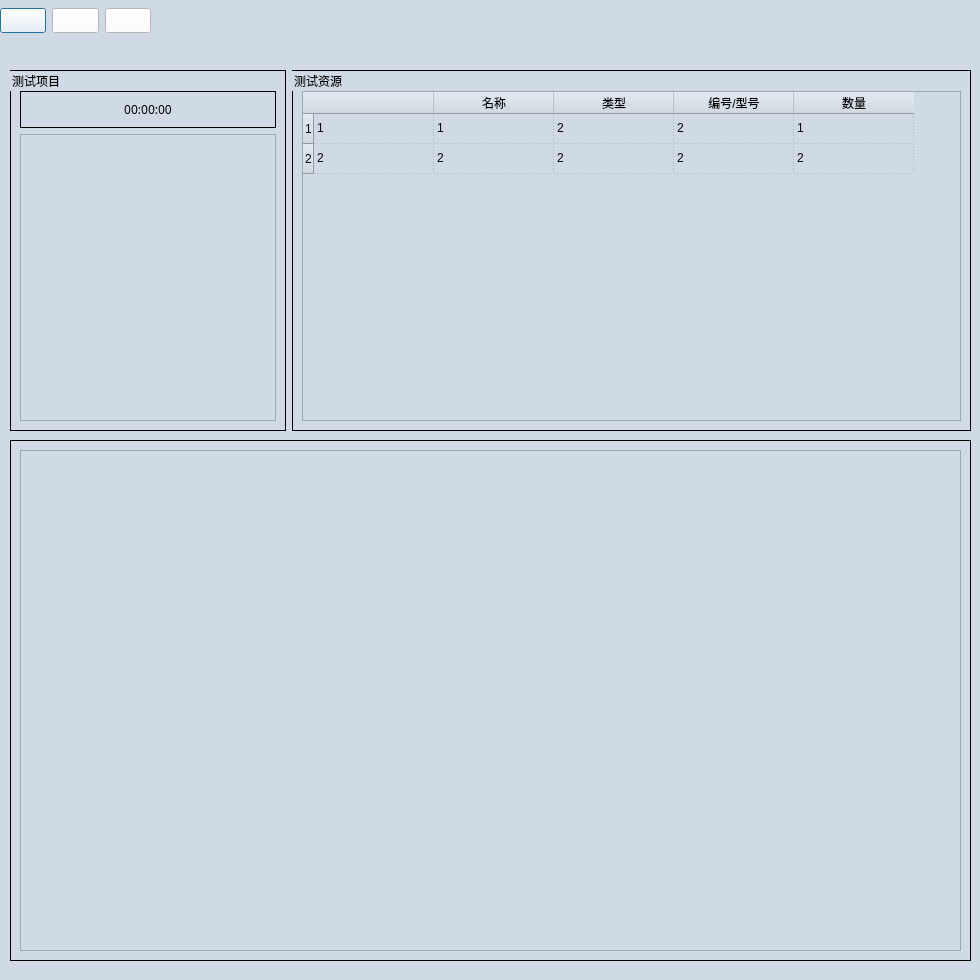
Old version of the form ui/ecom-ns-2/ECOM_NS2_MAIN.ui in the repository gaoxingyu-hub/HUA54testframework.
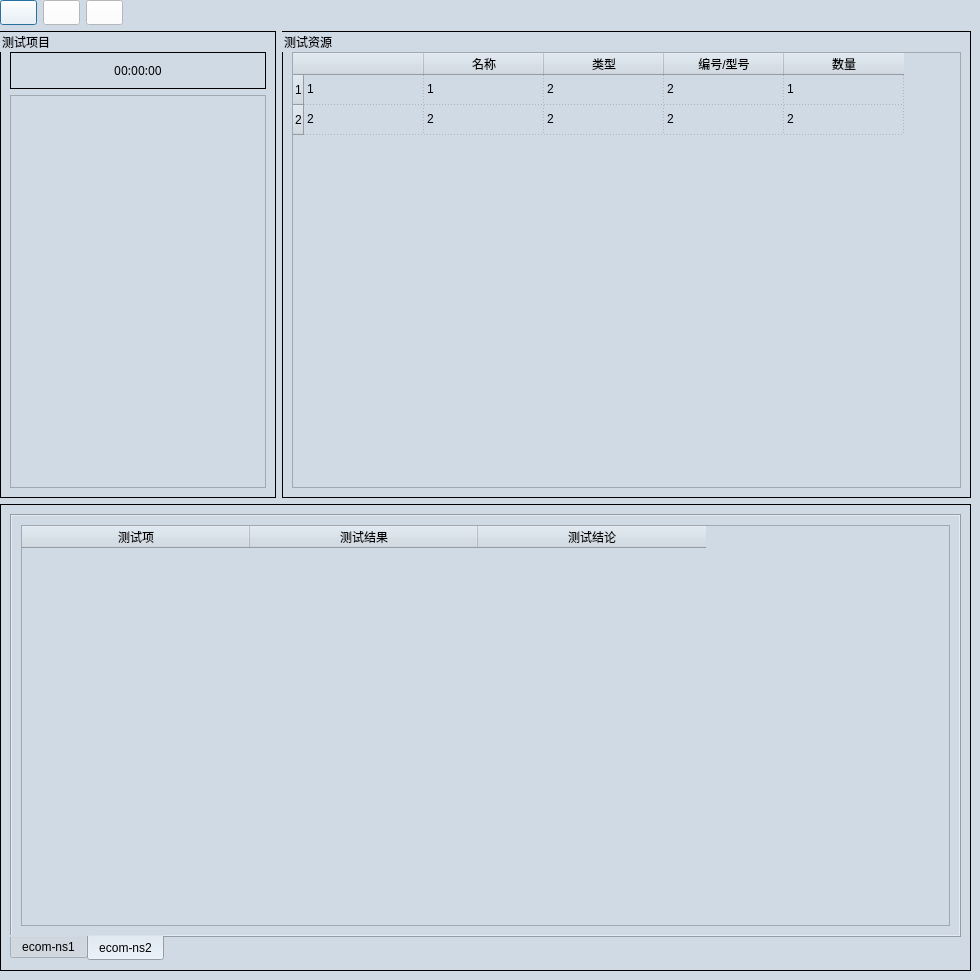
New version of the form. Icons and pictures are not drawn.

Commit message: 通信控制设备、交换机测试模块增加测试数据存储及界面显示

```diff
--- a/ui/ecom-ns-2/ECOM_NS2_MAIN.ui
+++ b/ui/ecom-ns-2/ECOM_NS2_MAIN.ui
@@ -64,59 +64,19 @@
 border:1px solid rgb(0, 0, 0); 
 }</string>
   </property>
-  <widget class="QSplitter" name="splitter">
-   <property name="geometry">
-    <rect>
-     <x>0</x>
-     <y>0</y>
-     <width>0</width>
-     <height>0</height>
-    </rect>
-   </property>
-   <property name="orientation">
-    <enum>Qt::Horizontal</enum>
-   </property>
-  </widget>
-  <widget class="QSplitter" name="splitter_4">
-   <property name="geometry">
-    <rect>
-     <x>0</x>
-     <y>0</y>
-     <width>0</width>
-     <height>0</height>
-    </rect>
-   </property>
-   <property name="orientation">
-    <enum>Qt::Horizontal</enum>
-   </property>
-  </widget>
-  <widget class="QGroupBox" name="groupBox_test_results">
-   <property name="geometry">
-    <rect>
-     <x>10</x>
-     <y>440</y>
-     <width>961</width>
-     <height>521</height>
-    </rect>
-   </property>
-   <property name="title">
-    <string/>
-   </property>
-   <layout class="QGridLayout" name="gridLayout_4">
-    <item row="0" column="0">
-     <widget class="QTableWidget" name="tableWidget_test_results"/>
-    </item>
-   </layout>
-  </widget>
   <widget class="QWidget" name="layoutWidget">
    <property name="geometry">
     <rect>
      <x>0</x>
      <y>0</y>
-     <width>151</width>
-     <height>42</height>
+     <width>971</width>
+     <height>971</height>
     </rect>
    </property>
+   <layout class="QGridLayout" name="gridLayout_10">
+    <item row="0" column="0">
+     <layout class="QGridLayout" name="gridLayout_7">
+      <item row="0" column="0">
    <layout class="QGridLayout" name="gridLayout">
     <item row="0" column="0">
      <widget class="QPushButton" name="pushButton_start">
@@ -180,16 +140,23 @@
      </widget>
     </item>
    </layout>
-  </widget>
-  <widget class="QWidget" name="layoutWidget">
-   <property name="geometry">
-    <rect>
-     <x>10</x>
-     <y>70</y>
-     <width>961</width>
-     <height>361</height>
-    </rect>
-   </property>
+      </item>
+      <item row="0" column="1">
+       <spacer name="horizontalSpacer">
+        <property name="orientation">
+         <enum>Qt::Horizontal</enum>
+        </property>
+        <property name="sizeHint" stdset="0">
+         <size>
+          <width>40</width>
+          <height>20</height>
+         </size>
+        </property>
+       </spacer>
+      </item>
+     </layout>
+    </item>
+    <item row="1" column="0">
    <layout class="QHBoxLayout" name="horizontalLayout" stretch="0,2">
     <item>
      <widget class="QGroupBox" name="groupBox_test_modules">
@@ -356,6 +323,85 @@
            <string>2</string>
           </property>
          </item>
+          </widget>
+         </item>
+        </layout>
+       </widget>
+      </item>
+     </layout>
+    </item>
+    <item row="2" column="0">
+     <widget class="QGroupBox" name="groupBox_test_results">
+      <property name="title">
+       <string/>
+      </property>
+      <layout class="QGridLayout" name="gridLayout_4">
+       <item row="0" column="0">
+        <widget class="QTabWidget" name="tabWidget">
+         <property name="tabPosition">
+          <enum>QTabWidget::South</enum>
+         </property>
+         <property name="currentIndex">
+          <number>1</number>
+         </property>
+         <widget class="QWidget" name="tab">
+          <attribute name="title">
+           <string>ecom-ns1</string>
+          </attribute>
+          <layout class="QGridLayout" name="gridLayout_8">
+           <item row="0" column="0">
+            <widget class="QTableWidget" name="tableWidget_test_results_ecom_ns1">
+             <attribute name="horizontalHeaderDefaultSectionSize">
+              <number>228</number>
+             </attribute>
+             <column>
+              <property name="text">
+               <string>测试项</string>
+              </property>
+             </column>
+             <column>
+              <property name="text">
+               <string>测试结果</string>
+              </property>
+             </column>
+             <column>
+              <property name="text">
+               <string>测试结论</string>
+              </property>
+             </column>
+            </widget>
+           </item>
+          </layout>
+         </widget>
+         <widget class="QWidget" name="tab_2">
+          <attribute name="title">
+           <string>ecom-ns2</string>
+          </attribute>
+          <layout class="QGridLayout" name="gridLayout_9">
+           <item row="0" column="0">
+            <widget class="QTableWidget" name="tableWidget_test_results_ecom_ns2">
+             <attribute name="horizontalHeaderDefaultSectionSize">
+              <number>228</number>
+             </attribute>
+             <column>
+              <property name="text">
+               <string>测试项</string>
+              </property>
+             </column>
+             <column>
+              <property name="text">
+               <string>测试结果</string>
+              </property>
+             </column>
+             <column>
+              <property name="text">
+               <string>测试结论</string>
+              </property>
+             </column>
+            </widget>
+           </item>
+          </layout>
+         </widget>
         </widget>
        </item>
       </layout>
```
Lines whose indentation alone changed are shown as unchanged. The commit also changes 14 other files.
